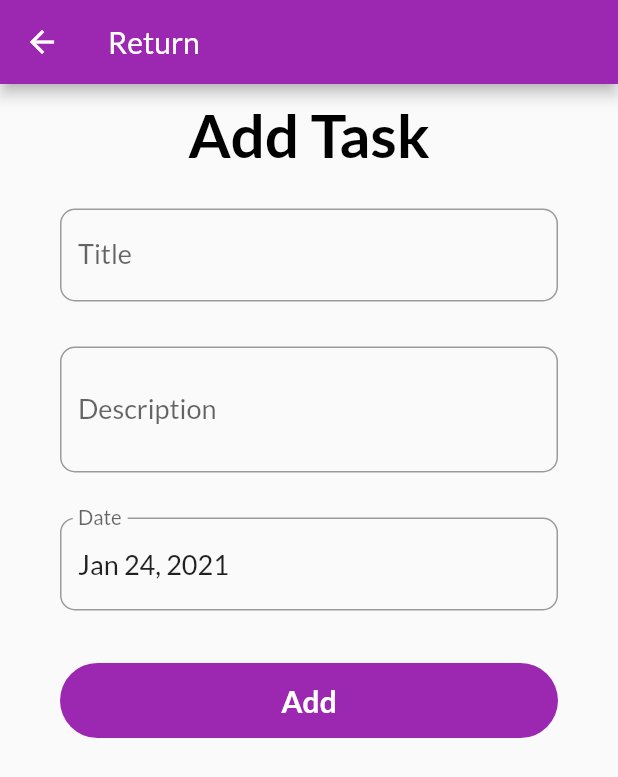
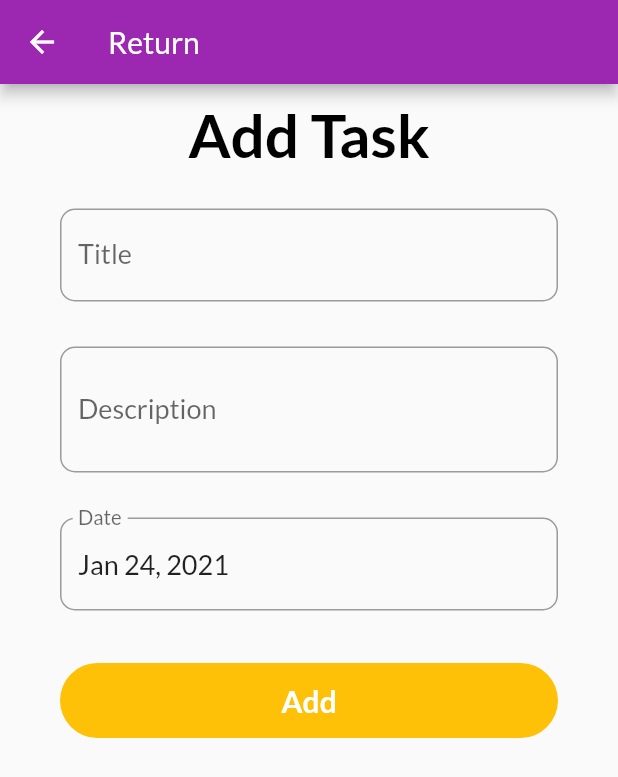
Before and after one commit to twatwak/kaamharu, a Flutter app: the screen it shows after launch, after a tap on the "add" icon, on a phone screen of 412 x 824 dp. Shown: the top 777 px of the screen. Run offline on Flutter 3.47's test engine with Material 2 defaults, Android fonts, the phone set to English and light mode, and no system bars; our stand-ins replace sqflite; accounts and stored records are empty.

Commit message:
minor changes

```diff
--- a/lib/screens/add_task_screen.dart
+++ b/lib/screens/add_task_screen.dart
@@ -41,8 +41,6 @@ class _AddTaskSreenState extends State<AddTaskSreen> {
   _submit() {
     if (_formKey.currentState.validate()) {
       _formKey.currentState.save();
-
-      //insert the task to our user's database
       Task task = Task(
         title: _title,
         desc: _desc,
@@ -101,11 +99,13 @@ class _AddTaskSreenState extends State<AddTaskSreen> {
               crossAxisAlignment: CrossAxisAlignment.start,
               children: [
                 Center(
-                  child: Text(widget.task == null ? 'Add Task' : 'Update Task',
-                      style: TextStyle(
-                          color: Colors.black,
-                          fontSize: 40,
-                          fontWeight: FontWeight.bold)),
+                  child: Text(
+                    widget.task == null ? 'Add Task' : 'Update Task',
+                    style: TextStyle(
+                        color: Colors.black,
+                        fontSize: 40,
+                        fontWeight: FontWeight.bold),
+                  ),
                 ),
                 SizedBox(
                   height: 10,
@@ -175,7 +175,7 @@ class _AddTaskSreenState extends State<AddTaskSreen> {
                         height: 50,
                         width: double.infinity,
                         decoration: BoxDecoration(
-                            color: Theme.of(context).primaryColor,
+                            color: Theme.of(context).accentColor,
                             borderRadius: BorderRadius.circular(30)),
                         child: FlatButton(
                           onPressed: _submit,
@@ -195,7 +195,7 @@ class _AddTaskSreenState extends State<AddTaskSreen> {
                               height: 50,
                               width: double.infinity,
                               decoration: BoxDecoration(
-                                  color: Theme.of(context).primaryColor,
+                                  color: Colors.red,
                                   borderRadius: BorderRadius.circular(30)),
                               child: FlatButton(
                                 onPressed: _delete,
--- a/lib/screens/todo_list_screen.dart
+++ b/lib/screens/todo_list_screen.dart
@@ -4,6 +4,7 @@ import 'package:intl/intl.dart';
 import '../helpers/database_helper.dart';
 import '../models/task_model.dart';
 import '../screens/add_task_screen.dart';
+import '../utils/utils.dart';
 
 class TodoListScreeen extends StatefulWidget {
   @override
@@ -13,6 +14,7 @@ class TodoListScreeen extends StatefulWidget {
 class _TodoListScreeenState extends State<TodoListScreeen> {
   Future<List<Task>> _taskList;
   final DateFormat _dateFormat = DateFormat('MMM dd,yyyy');
+  final String _welmsg = Utils.getWelcomeMessage();
 
   @override
   void initState() {
@@ -142,9 +144,9 @@ class _TodoListScreeenState extends State<TodoListScreeen> {
                       crossAxisAlignment: CrossAxisAlignment.start,
                       children: [
                         Text(
-                          'Hello, Bikey',
+                          _welmsg,
                           style: TextStyle(
-                              fontSize: 40,
+                              fontSize: 30,
                               color: Colors.black,
                               fontWeight: FontWeight.bold),
                         ),
--- /dev/null
+++ b/lib/utils/utils.dart
@@ -0,0 +1,16 @@
+class Utils {
+  static String getWelcomeMessage() {
+    final hour = DateTime.now().hour;
+    String msg;
+
+    if (hour < 12) {
+      msg = 'Good Morning';
+    } else if (hour < 18) {
+      msg = 'Good Afternoon';
+    } else {
+      msg = 'Good Evening';
+    }
+
+    return msg;
+  }
+}
```
